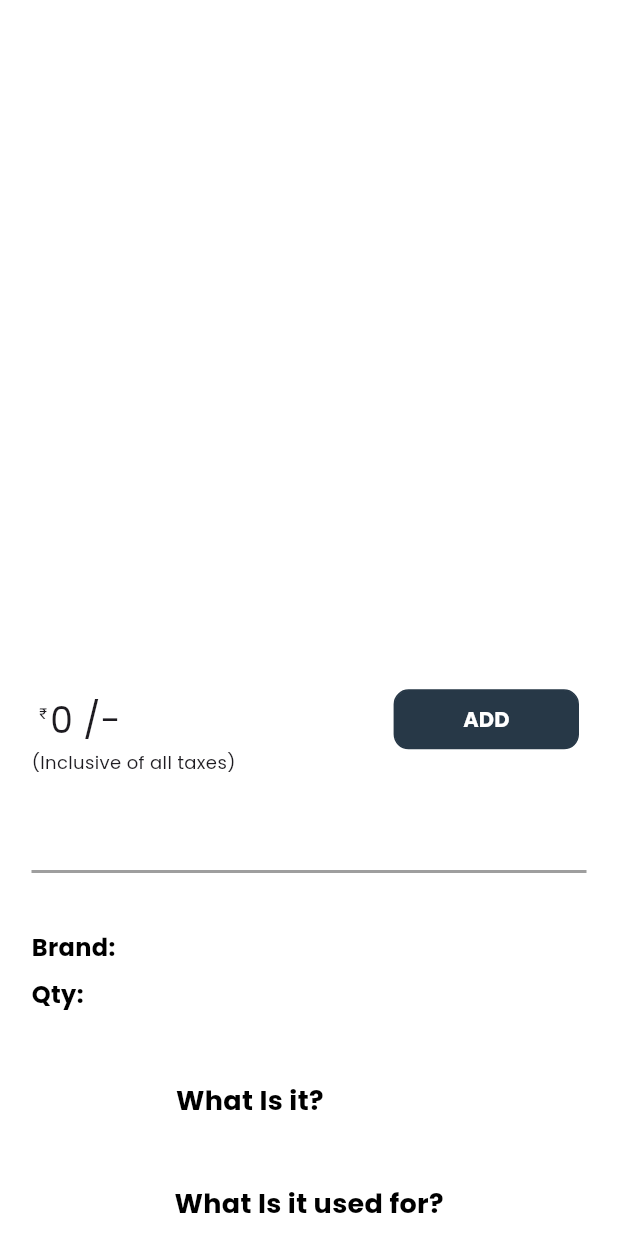
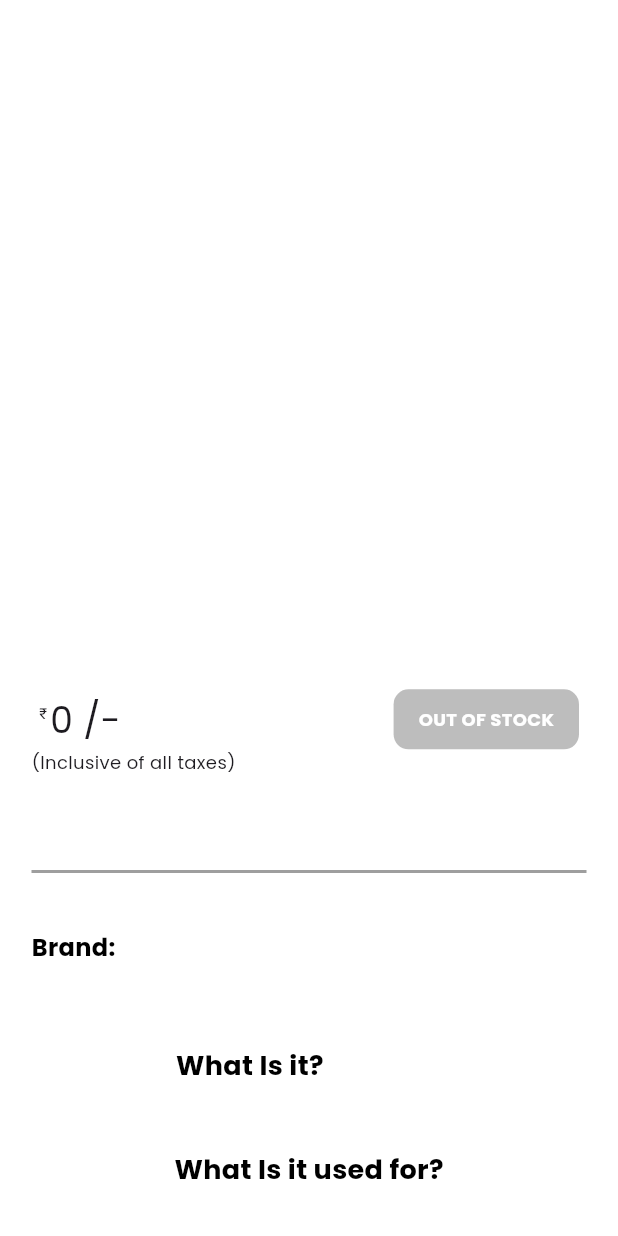
Before and after one commit to kealthy1/kealthy_android, a Flutter app: the HomePage screen opened directly with empty values, on a phone screen of 412 x 824 dp. Run offline on Flutter 3.47's test engine with Material 3 defaults, Android fonts, the phone set to English and light mode, and no system bars; drawn by our look-alikes of photo_view, smooth_page_indicator; our stand-ins replace cached_network_image, cloud_firestore, dio, dropdown_button2, firebase_core, firebase_database and 25 more; missing offline and left inert: flutter_phone_direct_caller, gauge_indicator, in_app_update, ntp, razorpay_flutter; accounts and stored records are empty; network calls fail.

Commit message:
some changes like adjust the buttons and menu card

```diff
--- a/lib/BMI/Bmi.dart
+++ b/lib/BMI/Bmi.dart
@@ -72,7 +72,7 @@ class _BmiTrackerPageState extends ConsumerState<BmiTrackerPage> {
           backgroundColor: Colors.white,
           automaticallyImplyLeading: false,
           title: Text(
-            "Kealthy BMI Tracker",
+            "Kealthy BMI Calculator",
             style: GoogleFonts.poppins(fontWeight: FontWeight.w600),
           ),
         ),
--- a/lib/BMI/calorie.dart
+++ b/lib/BMI/calorie.dart
@@ -56,7 +56,7 @@ class _CalorieIntakePageState extends ConsumerState<CalorieIntakePage> {
           centerTitle: true,
           automaticallyImplyLeading: false,
           title: Text(
-            "Kealthy Calorie Tracker",
+            "Kealthy Calorie Calculator",
             style: GoogleFonts.poppins(color: Colors.black),
           ),
         ),
--- a/lib/DetailsPage/Header.dart
+++ b/lib/DetailsPage/Header.dart
@@ -36,7 +36,7 @@ class _ImageHeaderState extends ConsumerState<ImageHeader> {
   }
 
   @override
-  Widget build(BuildContext context ) {
+  Widget build(BuildContext context) {
     return SafeArea(
       child: AspectRatio(
         aspectRatio: 9 / 9,
@@ -44,7 +44,6 @@ class _ImageHeaderState extends ConsumerState<ImageHeader> {
           children: [
             GestureDetector(
               onTap: () {
-
                 Navigator.push(
                   context,
                   MaterialPageRoute(
--- a/lib/DetailsPage/HomePage.dart
+++ b/lib/DetailsPage/HomePage.dart
@@ -84,10 +84,16 @@ class HomePage extends ConsumerWidget {
         ],
       ),
       bottomSheet: cartItems.isNotEmpty && isVisible
-          ? AnimatedOpacity(
-              opacity: isVisible ? 1.0 : 0.0,
-              duration: const Duration(milliseconds: 200),
-              child: const CartContainer(),
+          ? Padding(
+              padding: EdgeInsets.only(
+                  bottom: MediaQuery.of(context).viewPadding.bottom
+                  // Add safe space
+                  ),
+              child: AnimatedOpacity(
+                opacity: isVisible ? 1.0 : 0.0,
+                duration: const Duration(milliseconds: 200),
+                child: const CartContainer(),
+              ),
             )
           : null,
     );
--- a/lib/DetailsPage/NutritionInfo.dart
+++ b/lib/DetailsPage/NutritionInfo.dart
@@ -1,259 +1,249 @@
+import 'dart:convert';
 import 'package:flutter/material.dart';
 import 'package:google_fonts/google_fonts.dart';
+import 'package:flutter_riverpod/flutter_riverpod.dart';
+import 'package:http/http.dart' as http;
+
 import '../MenuPage/menu_item.dart';
 import '../Services/FirestoreCart.dart';
-import 'package:flutter_riverpod/flutter_riverpod.dart';
-import 'package:http/http.dart' as http;
-import 'dart:convert';
 
+/// ─────────────────────────────────────────────────────────────────────────────
+///  ⭐ Average‑stars provider
+/// ─────────────────────────────────────────────────────────────────────────────
 final averageStarsProvider =
     FutureProvider.family<double, String>((ref, productName) async {
-  final response = await http.get(
-    Uri.parse('https://api-jfnhkjk4nq-uc.a.run.app/rate/$productName'),
-  );
+  final res = await http
+      .get(Uri.parse('https://api-jfnhkjk4nq-uc.a.run.app/rate/$productName'));
 
-  if (response.statusCode == 200) {
-    final data = jsonDecode(response.body);
+  if (res.statusCode == 200) {
+    final data = jsonDecode(res.body);
     return double.parse(data['averageStars']);
-  } else {
-    throw Exception('Failed to fetch average stars');
   }
+  throw Exception('Failed to fetch average stars');
 });
 
+/// ─────────────────────────────────────────────────────────────────────────────
+///  🟥  RedNutritionSection
+/// ─────────────────────────────────────────────────────────────────────────────
 class RedNutritionSection extends ConsumerWidget {
   final MenuItem menuItem;
-
-  const RedNutritionSection({
-    required this.menuItem,
-    super.key,
-  });
+  const RedNutritionSection({super.key, required this.menuItem});
 
   @override
   Widget build(BuildContext context, WidgetRef ref) {
+    /* ── Providers ────────────────────────────────────────────────────────── */
     final averageStarsAsync = ref.watch(averageStarsProvider(menuItem.name));
+    final cartNotifier = ref.read(sharedPreferencesCartProvider.notifier);
     final cartItems = ref.watch(sharedPreferencesCartProvider);
 
-    final cartNotifier = ref.read(sharedPreferencesCartProvider.notifier);
+    final isItemInCart = cartItems.any((it) => it.name == menuItem.name);
+    final cartItem = isItemInCart
+        ? cartItems.firstWhere((it) => it.name == menuItem.name)
+        : null;
 
-    final isItemInCart = cartItems.any((item) => item.name == menuItem.name);
-    final cartItem = isItemInCart
-        ? cartItems.firstWhere((item) => item.name == menuItem.name)
-        : null;
-    return Column(
-      mainAxisAlignment: MainAxisAlignment.start,
-      crossAxisAlignment: CrossAxisAlignment.start,
-      children: [
-        Padding(
-          padding: const EdgeInsets.symmetric(horizontal: 5.0),
+    /* ── Helper: build the action pill ───────────────────────────────────── */
+    Widget _buildActionPill() {
+      final bool soldOut = menuItem.SOH == 0;
+
+      // 1️⃣  SOLD‑OUT PILL  (disabled)
+      if (soldOut) {
+        return Container(
+          height: 40,
+          width: MediaQuery.of(context).size.width * 0.30,
+          decoration: BoxDecoration(
+            color: Colors.grey.shade400,
+            borderRadius: BorderRadius.circular(10),
+          ),
+          alignment: Alignment.center,
+          child: Text(
+            'OUT OF STOCK',
+            style: GoogleFonts.poppins(
+              fontSize: 12,
+              fontWeight: FontWeight.bold,
+              color: Colors.white,
+            ),
+          ),
+        );
+      }
+
+      // 2️⃣  ITEM IN CART  ➜  show – qty +
+      if (isItemInCart) {
+        return Container(
+          height: 40,
+          width: MediaQuery.of(context).size.width * 0.30,
+          decoration: BoxDecoration(
+            color: const Color(0xFF273847),
+            borderRadius: BorderRadius.circular(10),
+          ),
           child: Row(
             mainAxisAlignment: MainAxisAlignment.spaceBetween,
             children: [
+              IconButton(
+                icon: const Icon(Icons.remove, color: Colors.white),
+                onPressed: () =>
+                    cartNotifier.decreaseItemQuantity(cartItem!.id),
+              ),
+              Text(
+                cartItem!.quantity.toString(),
+                style: GoogleFonts.poppins(color: Colors.white, fontSize: 16),
+              ),
+              IconButton(
+                icon: const Icon(Icons.add, color: Colors.white),
+                onPressed: () => cartNotifier.increaseItemQuantity(cartItem.id),
+              ),
+            ],
+          ),
+        );
+      }
+
+      // 3️⃣  DEFAULT ADD BUTTON
+      return SizedBox(
+        height: 40,
+        width: MediaQuery.of(context).size.width * 0.30,
+        child: ElevatedButton(
+          onPressed: () {
+            final newItem = SharedPreferencesCartItem(
+              id: menuItem.name,
+              name: menuItem.name,
+              price: menuItem.price,
+              quantity: 1,
+              imageUrl: menuItem.imageUrls[0],
+              EAN: menuItem.EAN,
+            );
+            cartNotifier.addItemToCart(newItem);
+          },
+          style: ElevatedButton.styleFrom(
+            backgroundColor: const Color(0xFF273847),
+            shape: RoundedRectangleBorder(
+              borderRadius: BorderRadius.circular(10),
+            ),
+          ),
+          child: Text(
+            'ADD',
+            style: GoogleFonts.poppins(
+                fontSize: 14, fontWeight: FontWeight.bold, color: Colors.white),
+          ),
+        ),
+      );
+    }
+
+    /* ── UI ───────────────────────────────────────────────────────────────── */
+    return Column(
+      crossAxisAlignment: CrossAxisAlignment.start,
+      children: [
+        /* ── Title & rating ─────────────────────────────────────────────── */
+        Padding(
+          padding: const EdgeInsets.symmetric(horizontal: 5),
+          child: Row(
+            mainAxisAlignment: MainAxisAlignment.spaceBetween,
+            children: [
+              /* Name & stars */
               Expanded(
                 child: Column(
-                  mainAxisAlignment: MainAxisAlignment.start,
                   crossAxisAlignment: CrossAxisAlignment.start,
                   children: [
-                    Text(
-                      menuItem.name,
-                      style: GoogleFonts.poppins(
-                        color: Colors.black,
-                        fontSize: 20,
-                      ),
+                    Row(
+                      mainAxisAlignment: MainAxisAlignment.spaceEvenly,
+                      children: [
+                        Expanded(
+                          child: Text('${menuItem.name} ${menuItem.qty}',
+                              style: GoogleFonts.poppins(
+                                  color: Colors.black, fontSize: 20)),
+                        ),
+                      ],
                     ),
                     averageStarsAsync.when(
-                      data: (averageStars) => Row(
+                      data: (stars) => Row(
                         children: [
-                          ...List.generate(5, (index) {
-                            if (index < averageStars.floor()) {
+                          ...List.generate(5, (i) {
+                            if (i < stars.floor()) {
                               return const Icon(Icons.star_outlined,
                                   color: Colors.amber, size: 15);
-                            } else if (index == averageStars.floor() &&
-                                averageStars % 1 != 0) {
+                            } else if (i == stars.floor() && stars % 1 != 0) {
                               return const Icon(Icons.star_half,
                                   color: Colors.amber, size: 15);
-                            } else {
-                              return const Icon(Icons.star_border,
-                                  color: Colors.amber, size: 15);
                             }
+                            return const Icon(Icons.star_border,
+                                color: Colors.amber, size: 15);
                           }),
-                          SizedBox(
-                            width: 3,
-                          ),
-                          Text(
-                            '${averageStars.toStringAsFixed(1)} Ratings',
-                            style: GoogleFonts.poppins(
-                              color: Colors.black87,
-                              fontSize: 12,
-                            ),
-                          ),
+                          const SizedBox(width: 3),
+                          Text('${stars.toStringAsFixed(1)} Ratings',
+                              style: GoogleFonts.poppins(
+                                  color: Colors.black87, fontSize: 12)),
                         ],
                       ),
                       loading: () => const SizedBox.shrink(),
-                      error: (error, stack) => const SizedBox.shrink(),
+                      error: (_, __) => const SizedBox.shrink(),
                     ),
                   ],
                 ),
               ),
-              // CircularProgressIndicatorWidget(
-              //   kealthyScore: double.parse(menuItem.kealthyScore),
-              //   menuItem: menuItem,
-              // )
             ],
           ),
         ),
-        Column(
-          crossAxisAlignment: CrossAxisAlignment.start,
-          children: [
-            SizedBox(height: 20),
-            Padding(
-              padding: const EdgeInsets.symmetric(horizontal: 5.0),
-              child: Row(
-                mainAxisAlignment: MainAxisAlignment.spaceBetween,
+
+        /* ── Price & Action pill ────────────────────────────────────────── */
+        const SizedBox(height: 20),
+        Padding(
+          padding: const EdgeInsets.symmetric(horizontal: 5),
+          child: Row(
+            mainAxisAlignment: MainAxisAlignment.spaceBetween,
+            children: [
+              /* Price */
+              Row(
                 children: [
-                  Row(
-                    children: [
-                      Transform.translate(
-                        offset: Offset(0, -4),
-                        child: Text(
-                          "₹",
-                          style: TextStyle(
-                            fontSize: 10,
-                          ),
-                        ),
-                      ),
-                      SizedBox(
-                        width: 2,
-                      ),
-                      Text(
-                        "${menuItem.price.toStringAsFixed(0)} /-",
-                        style: GoogleFonts.poppins(
-                          fontSize: 24,
-                        ),
-                      ),
-                    ],
+                  Transform.translate(
+                    offset: const Offset(0, -4),
+                    child: const Text('₹', style: TextStyle(fontSize: 10)),
                   ),
-                  Container(
-                    height: 40,
-                    width: MediaQuery.of(context).size.width * 0.30,
-                    decoration: BoxDecoration(
-                      color: Color(0xFF273847),
-                      borderRadius: BorderRadius.circular(10),
-                      border: Border.all(
-                        color: Color(0xFF273847),
-                      ),
-                    ),
-                    child: isItemInCart
-                        ? Row(
-                            mainAxisAlignment: MainAxisAlignment.spaceBetween,
-                            children: [
-                              IconButton(
-                                icon: const Icon(
-                                  Icons.remove,
-                                  color: Colors.white,
-                                ),
-                                onPressed: () {
-                                  cartNotifier
-                                      .decreaseItemQuantity(cartItem!.id);
-                                },
-                              ),
-                              Text(cartItem!.quantity.toString(),
-                                  style: GoogleFonts.poppins(
-                                    color: Colors.white,
-                                    fontSize: 16,
-                                  )),
-                              IconButton(
-                                icon: const Icon(
-                                  Icons.add,
-                                  color: Colors.white,
-                                ),
-                                onPressed: () {
-                                  cartNotifier
-                                      .increaseItemQuantity(cartItem.id);
-                                },
-                              ),
-                            ],
-                          )
-                        : ElevatedButton(
-                            onPressed: () {
-                              print(menuItem.macros);
-                              final newCartItem = SharedPreferencesCartItem(
-                                name: menuItem.name,
-                                price: menuItem.price,
-                                quantity: 1,
-                                id: menuItem.name,
-                                imageUrl: menuItem.imageUrls[0],
-                                EAN: menuItem.EAN,
-                              );
-                              cartNotifier.addItemToCart(newCartItem);
-                            },
-                            style: ElevatedButton.styleFrom(
-                              backgroundColor: Colors.transparent,
-                              shadowColor: Colors.transparent,
-                              shape: RoundedRectangleBorder(
-                                borderRadius: BorderRadius.circular(10),
-                              ),
-                            ),
-                            child: Center(
-                              child: Text(
-                                "ADD",
-                                style: GoogleFonts.poppins(
-                                  fontSize: 14,
-                                  color: Colors.white,
-                                  fontWeight: FontWeight.bold,
-                                ),
-                              ),
-                            ),
-                          ),
-                  ),
+                  const SizedBox(width: 2),
+                  Text('${menuItem.price.toStringAsFixed(0)} /-',
+                      style: GoogleFonts.poppins(fontSize: 24)),
                 ],
               ),
-            ),
-            Text(
-              "(Inclusive of all taxes)",
-              style: GoogleFonts.poppins(
-                fontSize: 12,
-              ),
-            ),
-          ],
+              /* Action pill */
+              _buildActionPill(),
+            ],
+          ),
         ),
+        Text('(Inclusive of all taxes)',
+            style: GoogleFonts.poppins(fontSize: 12)),
+
+        /* ── Nutrition / ingredients chips (unchanged) ─────────────────── */
         const SizedBox(height: 20),
         Row(
           mainAxisAlignment: MainAxisAlignment.spaceAround,
           children: [
-            if (menuItem.macros.isNotEmpty &&
-                menuItem.macros.any((macro) => macro != 'Not Applicable'))
+            if (menuItem.macros.any((m) => m != 'Not Applicable'))
               Expanded(
                 child: _buildDataContainer(
-                  color: Colors.blue.shade50,
                   context,
                   'Macros',
-                  menuItem.macros.where((macro) => macro != '').toList(),
+                  menuItem.macros.where((m) => m.isNotEmpty).toList(),
                   icon: Icons.energy_savings_leaf,
+                  color: Colors.blue.shade50,
                 ),
               ),
             const SizedBox(width: 5),
-            if (menuItem.micros.isNotEmpty &&
-                menuItem.micros.any((micro) => micro != 'Not Applicable'))
+            if (menuItem.micros.any((m) => m != 'Not Applicable'))
               Expanded(
                 child: _buildDataContainer(
-                  color: Colors.green.shade50,
                   context,
                   'Micros',
-                  menuItem.micros.where((micro) => micro != '').toList(),
+                  menuItem.micros.where((m) => m.isNotEmpty).toList(),
                   icon: Icons.grain,
+                  color: Colors.green.shade50,
                 ),
               ),
             const SizedBox(width: 5),
-            if (menuItem.ingredients.isNotEmpty &&
-                menuItem.ingredients
-                    .any((ingredients) => ingredients != 'Not Applicable'))
+            if (menuItem.ingredients.any((i) => i != 'Not Applicable'))
               Expanded(
                 child: _buildDataContainer(
-                  color: Colors.yellow.shade50,
                   context,
                   'Ingredients',
-                  menuItem.ingredients.map((ingredient) => ingredient).toList(),
+                  menuItem.ingredients,
                   icon: Icons.restaurant_menu,
+                  color: Colors.yellow.shade50,
                 ),
               ),
           ],
--- a/lib/DetailsPage/Suggetions.dart
+++ b/lib/DetailsPage/Suggetions.dart
@@ -66,12 +66,11 @@ class Suggestions extends ConsumerWidget {
 
   Widget _buildContent(
       BuildContext context, List<MenuItem> menuItems, WidgetRef ref) {
-    final baseNameFilter = menuItem.name.toLowerCase();
-
     final filteredItems = menuItems.where((item) {
-      final isNameMatched = item.name.toLowerCase().contains(baseNameFilter);
+      final isSameName =
+          item.name.trim().toLowerCase() == menuItem.name.trim().toLowerCase();
       final isDifferentEAN = item.EAN != menuItem.EAN;
-      return isNameMatched && isDifferentEAN;
+      return isSameName && isDifferentEAN;
     }).toList();
 
     final double containerWidth = MediaQuery.of(context).size.width * 0.15;
@@ -140,30 +139,6 @@ class Suggestions extends ConsumerWidget {
           ],
         ),
         SizedBox(height: 8),
-        Row(
-          mainAxisAlignment: MainAxisAlignment.spaceBetween,
-          children: [
-            Text(
-              overflow: TextOverflow.ellipsis,
-              "Qty:",
-              style: GoogleFonts.poppins(
-                fontSize: 16,
-                fontWeight: FontWeight.bold,
-                color: Colors.black,
-              ),
-            ),
-            SizedBox(width: 15),
-            Text(
-              overflow: TextOverflow.ellipsis,
-              item.qty,
-              style: GoogleFonts.poppins(
-                fontSize: 16,
-                fontWeight: FontWeight.w400,
-                color: Colors.black,
-              ),
-            ),
-          ],
-        ),
       ],
     );
   }
--- a/lib/LandingPage/Widgets/Recent_Search.dart
+++ b/lib/LandingPage/Widgets/Recent_Search.dart
@@ -29,7 +29,6 @@ class FoodMenuNotifier extends StateNotifier<List<DocumentSnapshot>> {
           .collection('Products')
           .orderBy('Name')
           .limit(_initialLimit)
-          .where("SOH", isGreaterThan: 0)
           .get();
 
       state = snapshot.docs;
@@ -50,7 +49,6 @@ class FoodMenuNotifier extends StateNotifier<List<DocumentSnapshot>> {
       QuerySnapshot snapshot = await FirebaseFirestore.instance
           .collection('Products')
           .orderBy('Name')
-          .where("SOH", isGreaterThan: 0)
           .get();
 
       state = snapshot.docs;
--- a/lib/LandingPage/Widgets/searchprovider.dart
+++ b/lib/LandingPage/Widgets/searchprovider.dart
@@ -50,7 +50,7 @@ class ProductSuggestion {
   final String Type;
   final String Expiry;
   final String ImportedMarketedBy;
-  final List <String> ScoredBasedOn;
+  final List<String> ScoredBasedOn;
 
   ProductSuggestion({
     required this.name,
@@ -322,7 +322,7 @@ class ProductSuggestionsNotifier
     try {
       final snapshot = await FirebaseFirestore.instance
           .collection('Products')
-          .where('SOH', isNotEqualTo: 0)
+          //.where('SOH', isNotEqualTo: 0)
           .get();
 
       final uniqueProducts = <String, ProductSuggestion>{};
--- a/lib/Maps/Delivery_details.dart
+++ b/lib/Maps/Delivery_details.dart
@@ -90,6 +90,7 @@ class _AddressFormState extends ConsumerState<AddressForm> {
     final address = ref.read(addressProvider);
 
     return SingleChildScrollView(
+      child: SafeArea(
         child: Column(
           mainAxisSize: MainAxisSize.min,
           crossAxisAlignment: CrossAxisAlignment.start,
@@ -290,7 +291,8 @@ class _AddressFormState extends ConsumerState<AddressForm> {
                             },
                             style: ElevatedButton.styleFrom(
                               backgroundColor: const Color(0xFF273847),
-                            padding: const EdgeInsets.symmetric(vertical: 20.0),
+                              padding:
+                                  const EdgeInsets.symmetric(vertical: 20.0),
                               shape: RoundedRectangleBorder(
                                 borderRadius: BorderRadius.circular(8),
                               ),
@@ -307,6 +309,7 @@ class _AddressFormState extends ConsumerState<AddressForm> {
               ),
             ),
           ],
+        ),
       ),
     );
   }
--- a/lib/Payment/Adress.dart
+++ b/lib/Payment/Adress.dart
@@ -31,11 +31,12 @@ class AdressPage extends ConsumerWidget {
           automaticallyImplyLeading: false,
           centerTitle: true,
           title: const Text(
-            'Confirm Address',
+            'Checkout',
             style: TextStyle(),
           ),
         ),
-        body: Column(
+        body: SafeArea(
+          child: Column(
             children: [
               Expanded(
                 child: SingleChildScrollView(
@@ -63,6 +64,7 @@ class AdressPage extends ConsumerWidget {
             ],
           ),
         ),
+      ),
     );
   }
 }
--- a/lib/Payment/payment.dart
+++ b/lib/Payment/payment.dart
@@ -5,7 +5,6 @@ import 'package:google_fonts/google_fonts.dart';
 import 'package:kealthy/Maps/SelectAdress.dart';
 import 'package:kealthy/Payment/COD_Page.dart';
 import 'package:shared_preferences/shared_preferences.dart';
-
 
 final isLoadingProvider = StateProvider<bool>((ref) => false);
 
@@ -29,7 +28,6 @@ class PaymentSection extends ConsumerWidget {
             )
           : ElevatedButton(
               onPressed: () async {
-
                 SharedPreferences prefs = await SharedPreferences.getInstance();
                 final selectedRoad = prefs.getString('selectedRoad');
 
@@ -75,7 +73,7 @@ class PaymentSection extends ConsumerWidget {
                 ),
               ),
               child: Text(
-                'Checkout',
+                'Proceed to Payment',
                 style: GoogleFonts.poppins(
                   color: Colors.white,
                 ),
--- a/pubspec.yaml
+++ b/pubspec.yaml
@@ -17,7 +17,7 @@ publish_to: 'none' # Remove this line if you wish to publish to pub.dev
 # In Windows, build-name is used as the major, minor, and patch parts
 # of the product and file versions while build-number is used as the build suffix.
 
-version: 1.1.61+82
+version: 1.1.65+86
 
 environment:
   sdk: ^3.5.0
```
Also changed, not shown: lib/Cart/Cart_Items.dart (+6 -4 lines), lib/Cart/adress&slot.dart (+13 -7 lines), lib/LandingPage/Widgets/Carousel.dart (+40 -8 lines), lib/Maps/fluttermap.dart (+8 -3 lines), lib/MenuPage/Card.dart (+48 -57 lines), lib/MenuPage/MenuPage.dart (+4 -9 lines), lib/Payment/COD_Page.dart (+17 -10 lines), 9 other files. Lines whose indentation alone changed are shown as unchanged.
